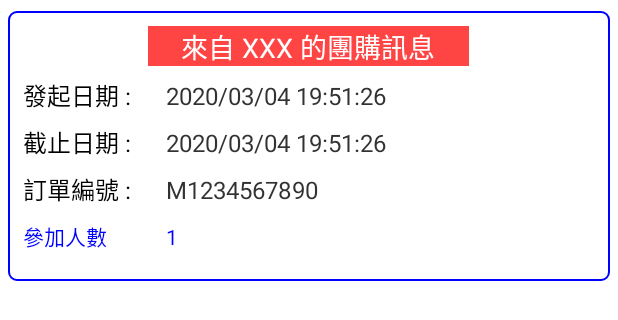
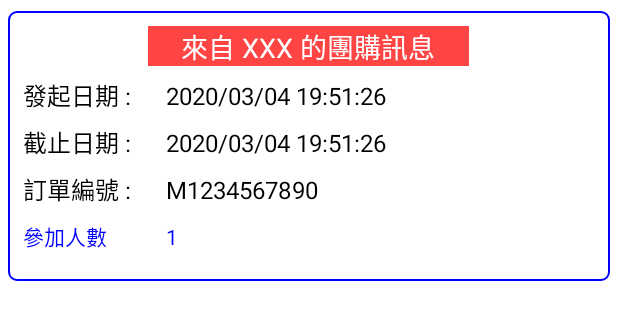
Before and after one commit to IEW-CCS/Fun2Order_Kotlin, an Android app: the layout row_history_order.xml on its own in the app's theme, with its tools: preview values and no code run, on a phone screen of 412 x 824 dp. Shown: the top 320 px of the screen. Run offline under Robolectric (Android 15) with nearby library versions, the phone set to English and light mode, and no system bars.

Commit message:
1. 修改送出FCM邏輯在Receive Time 裡面加上現在時間 2. 增強使用者體驗減少在 Recycle View 裡面操作邏輯 Datetime format 3. 增強使用者體驗在Loading資料的時候跳出 Progress Bar 提示

```diff
--- a/app/build.gradle
+++ b/app/build.gradle
@@ -22,7 +22,7 @@ android {
         minSdkVersion 24
         targetSdkVersion 28
         versionCode 1
-        versionName "1.0"
+        versionName "0.0"
         testInstrumentationRunner "androidx.test.runner.AndroidJUnitRunner"
         multiDexEnabled true
     }
--- a/app/src/main/java/com/iew/fun2order/order/RootFragmentOrderStatus.kt
+++ b/app/src/main/java/com/iew/fun2order/order/RootFragmentOrderStatus.kt
@@ -338,6 +338,7 @@ class RootFragmentOrderStatus(var _menuorder: USER_MENU_ORDER) : Fragment() {
 
     private fun sendNotifyFcmMessage(userMenuOrder: USER_MENU_ORDER, message: String) {
 
+        val timeStamp: String = SimpleDateFormat("yyyyMMddHHmmssSSS").format(Date())
         val notificationMsgList = userMenuOrder.contentItems?.toMutableList()
         notificationMsgList?.forEach {it->
             val orderMember = it as ORDER_MEMBER
@@ -356,7 +357,7 @@ class RootFragmentOrderStatus(var _menuorder: USER_MENU_ORDER) : Fragment() {
             notificationBody.put("messageBody", body ?: "")    //Enter
 
             notificationBody.put("notificationType", NOTIFICATION_TYPE_MESSAGE_INFORMATION)   //Enter
-            notificationBody.put("receiveTime", userMenuOrder.createTime)   //Enter
+            notificationBody.put("receiveTime", timeStamp)   //Enter
             notificationBody.put("orderOwnerID", userMenuOrder.orderOwnerID)   //Enter
             notificationBody.put("orderOwnerName", userMenuOrder.orderOwnerName)   //Enter
             notificationBody.put("menuNumber", userMenuOrder.menuNumber)   //Enter
@@ -385,6 +386,7 @@ class RootFragmentOrderStatus(var _menuorder: USER_MENU_ORDER) : Fragment() {
 
     private fun sendCallableFcmMessage(userMenuOrder: USER_MENU_ORDER) {
 
+        val timeStamp: String = SimpleDateFormat("yyyyMMddHHmmssSSS").format(Date())
         val callableList = userMenuOrder.contentItems?.filter { it.orderContent.replyStatus == MENU_ORDER_REPLY_STATUS_WAIT }?.toMutableList()
         callableList?.forEach {it->
 
@@ -404,7 +406,7 @@ class RootFragmentOrderStatus(var _menuorder: USER_MENU_ORDER) : Fragment() {
             notificationBody.put("messageBody", body ?: "")    //Enter
 
             notificationBody.put("notificationType", NOTIFICATION_TYPE_MESSAGE_DUETIME)   //Enter
-            notificationBody.put("receiveTime", userMenuOrder.createTime)   //Enter
+            notificationBody.put("receiveTime", timeStamp)   //Enter
             notificationBody.put("orderOwnerID", userMenuOrder.orderOwnerID)   //Enter
             notificationBody.put("orderOwnerName", userMenuOrder.orderOwnerName)   //Enter
             notificationBody.put("menuNumber", userMenuOrder.menuNumber)   //Enter
--- /dev/null
+++ b/app/src/main/java/com/iew/fun2order/ui/history/LVItems_Order.kt
@@ -0,0 +1,3 @@
+package com.iew.fun2order.ui.history
+
+data class ItemsLV_Order(var orderNumber : String, var brandName : String, var startTime: String, var dueTime: String,var joinCount: String, var expired: Boolean)
--- a/app/src/main/res/layout/row_history_order.xml
+++ b/app/src/main/res/layout/row_history_order.xml
@@ -85,7 +85,7 @@
                 android:gravity="center_vertical|left"
                 android:scaleType="centerInside"
                 android:text="發起日期 :"
-                android:textColor="@android:color/primary_text_light"
+                android:textColor="@color/Black"
                 android:textSize="16dp" />
 
             <TextView
@@ -96,7 +96,7 @@
                 android:gravity="center_vertical|left"
                 android:scaleType="centerInside"
                 android:text="2020/03/04 19:51:26"
-                android:textColor="@android:color/secondary_text_light"
+                android:textColor="@color/Black"
                 android:textSize="16dp" />
         </LinearLayout>
 
@@ -118,7 +118,7 @@
                 android:gravity="center_vertical|left"
                 android:scaleType="centerInside"
                 android:text="截止日期 :"
-                android:textColor="@android:color/primary_text_light"
+                android:textColor="@color/Black"
                 android:textSize="16dp" />
 
             <TextView
@@ -129,7 +129,7 @@
                 android:gravity="center_vertical|left"
                 android:scaleType="centerInside"
                 android:text="2020/03/04 19:51:26"
-                android:textColor="@android:color/secondary_text_light"
+                android:textColor="@color/Black"
                 android:textSize="16dp" />
         </LinearLayout>
 
@@ -151,7 +151,7 @@
                 android:gravity="center_vertical|left"
                 android:scaleType="centerInside"
                 android:text="訂單編號 :"
-                android:textColor="@android:color/primary_text_light"
+                android:textColor="@color/Black"
                 android:textSize="16dp" />
 
             <TextView
@@ -162,7 +162,7 @@
                 android:gravity="center_vertical|left"
                 android:scaleType="centerInside"
                 android:text="M1234567890"
-                android:textColor="@android:color/secondary_text_light"
+                android:textColor="@color/Black"
                 android:textSize="16dp" />
         </LinearLayout>
 
```
Also changed, not shown: app/src/main/java/com/iew/fun2order/ui/history/AdapterRC_Order.kt (+14 -43 lines), app/src/main/java/com/iew/fun2order/ui/history/RootFragmentOrder.kt (+31 -14 lines), app/src/main/java/com/iew/fun2order/ui/home/ActivitySetupOrder.kt (+7 -1 lines), app/src/main/java/com/iew/fun2order/ui/notifications/AdapterRC_Notification.kt (+1 -6 lines), app/src/main/java/com/iew/fun2order/ui/notifications/NotificationsFragment.kt (+9 -7 lines).
